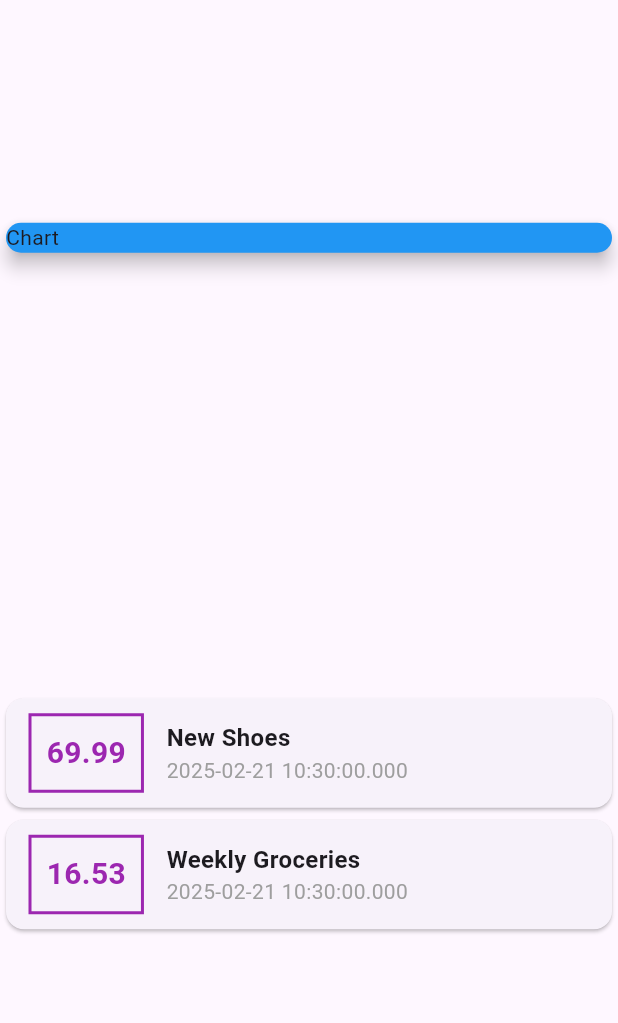
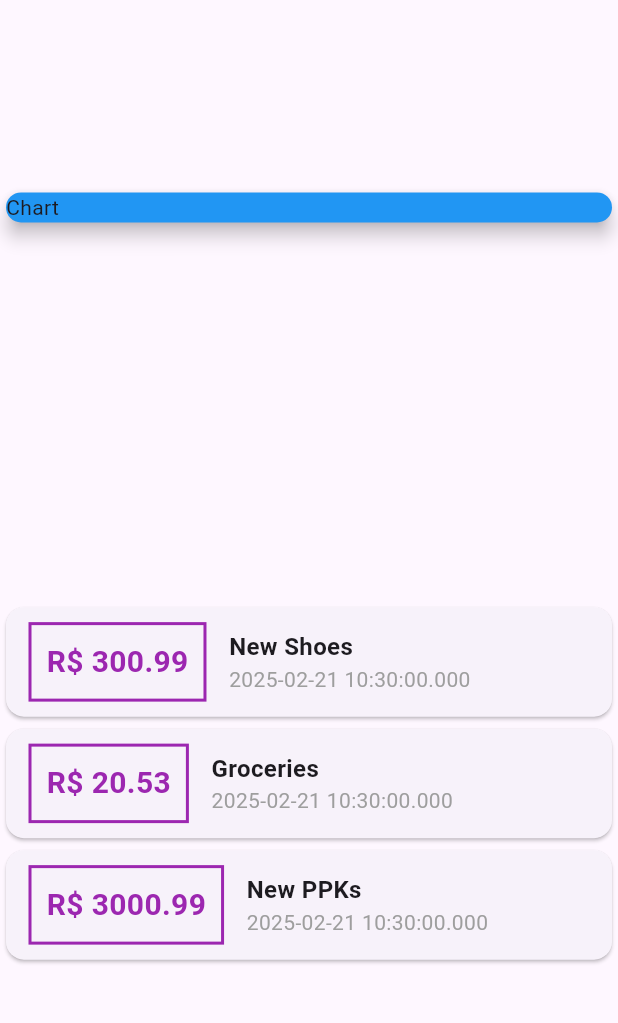
Before and after one commit to dilersik/personal-expenses-flutter, a Flutter app: the screen it shows after launch, on a phone screen of 412 x 824 dp, the part 84-1107 px from its top. Run offline on Flutter 3.47's test engine with Material 3 defaults, Android fonts, the phone set to English and light mode, and no system bars.

Commit message:
money format

```diff
--- a/lib/main.dart
+++ b/lib/main.dart
@@ -23,15 +23,21 @@ class MyHomePage extends StatelessWidget {
     Transaction(
       id: 't1',
       title: 'New Shoes',
-      value: 69.99,
+      value: 300.99,
       date: DateTime.now(),
     ),
     Transaction(
       id: 't2',
-      title: 'Weekly Groceries',
-      value: 16.53,
+      title: 'Groceries',
+      value: 20.53,
       date: DateTime.now(),
     ),
+    Transaction(
+      id: 't3',
+      title: 'New PPKs',
+      value: 3000.99,
+      date: DateTime.now(),
+    )
   ];
 
   @override
@@ -70,7 +76,7 @@ class MyHomePage extends StatelessWidget {
                         ),
                         padding: EdgeInsets.all(10),
                         child: Text(
-                          transaction.value.toString(),
+                          "R\$ ${transaction.value.toStringAsFixed(2)}",
                           style: TextStyle(
                             fontWeight: FontWeight.bold,
                             fontSize: 20,
```
Also changed, not shown: 1 other file.
